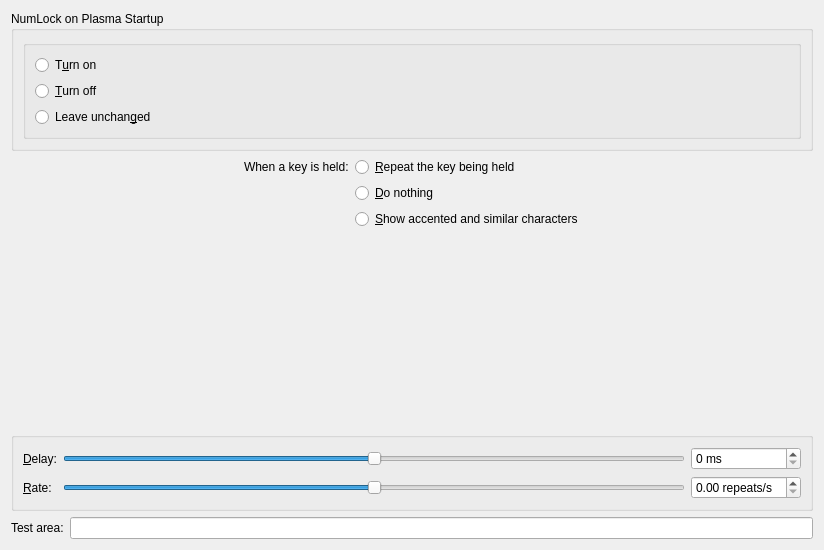
First picture: the form in kcms/keyboard/kcmmiscwidget.ui, repository Sonic-DE/sonic-desktop-interface, before the edit.
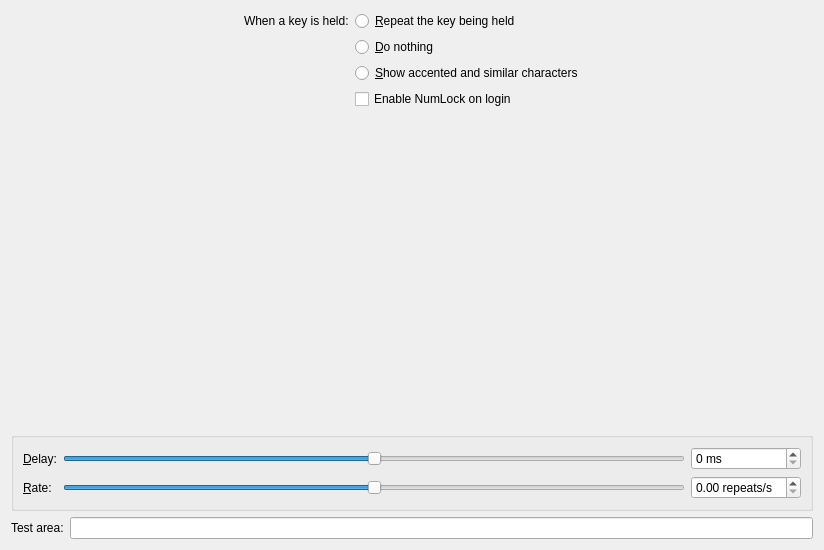
Second picture: the form after the edit.

Commit message:
[kcms/keyboard]: Modernise numlock settings
Since the key-held behaviour ported the group box to a formlayout, the numlock settings looked out of place. This modernises them as well so that they use a modern form layout-based design.

Patch:
```diff
--- a/kcms/keyboard/kcmmiscwidget.ui
+++ b/kcms/keyboard/kcmmiscwidget.ui
@@ -11,114 +11,7 @@
    </rect>
   </property>
   <layout class="QGridLayout" name="gridLayout">
-   <item row="1" column="0">
-    <layout class="QFormLayout" name="repeatFormLayout">
-     <property name="sizeConstraint">
-      <enum>QLayout::SetMinimumSize</enum>
-     </property>
-     <property name="fieldGrowthPolicy">
-      <enum>QFormLayout::ExpandingFieldsGrow</enum>
-     </property>
-     <property name="labelAlignment">
-      <set>Qt::AlignRight|Qt::AlignTop|Qt::AlignTrailing</set>
-     </property>
-     <property name="formAlignment">
-      <set>Qt::AlignHCenter|Qt::AlignTop</set>
-     </property>
-     <item row="0" column="0">
-      <widget class="QLabel" name="label_2">
-       <property name="text">
-        <string>When a key is held:</string>
-       </property>
-      </widget>
-     </item>
-     <item row="2" column="1">
-      <widget class="QRadioButton" name="accentMenuRadioButton">
-       <property name="text">
-        <string>&amp;Show accented and similar characters </string>
-       </property>
-      </widget>
-     </item>
-     <item row="0" column="1">
-      <widget class="QRadioButton" name="repeatRadioButton">
-       <property name="text">
-        <string>&amp;Repeat the key being held</string>
-       </property>
-      </widget>
-     </item>
-     <item row="1" column="1">
-      <widget class="QRadioButton" name="nothingRadioButton">
-       <property name="text">
-        <string>&amp;Do nothing</string>
-       </property>
-      </widget>
-     </item>
-    </layout>
-   </item>
-   <item row="8" column="0">
-    <layout class="QHBoxLayout" name="horizontalLayout_2">
-     <item>
-      <widget class="QLabel" name="label">
-       <property name="toolTip">
-        <string/>
-       </property>
-       <property name="text">
-        <string>Test area:</string>
-       </property>
-      </widget>
-     </item>
-     <item>
-      <widget class="QLineEdit" name="lineEdit">
-       <property name="toolTip">
-        <string>Allows to test keyboard repeat and click volume (just don't forget to apply the changes).</string>
-       </property>
-      </widget>
-     </item>
-    </layout>
-   </item>
-   <item row="0" column="0">
-    <widget class="QGroupBox" name="numlockGroupBox">
-     <property name="whatsThis">
-      <string>If supported, this option allows you to setup the state of NumLock after Plasma startup.&lt;p&gt;You can configure NumLock to be turned on or off, or configure Plasma not to set NumLock state.</string>
-     </property>
-     <property name="title">
-      <string>NumLock on Plasma Startup</string>
-     </property>
-     <layout class="QGridLayout" name="gridLayout_7">
-      <item row="0" column="0">
-       <widget class="QGroupBox" name="numlockButtonGroup">
-        <property name="flat">
-         <bool>true</bool>
-        </property>
-        <layout class="QGridLayout" name="gridLayout_6">
-         <item row="0" column="0">
-          <widget class="QRadioButton" name="radioButton1">
-           <property name="text">
-            <string>T&amp;urn on</string>
-           </property>
-          </widget>
-         </item>
-         <item row="1" column="0">
-          <widget class="QRadioButton" name="radioButton2">
-           <property name="text">
-            <string>&amp;Turn off</string>
-           </property>
-          </widget>
-         </item>
-         <item row="2" column="0">
-          <widget class="QRadioButton" name="radioButton3">
-           <property name="text">
-            <string>Leave unchan&amp;ged</string>
-           </property>
-          </widget>
-         </item>
-        </layout>
-       </widget>
-      </item>
-     </layout>
-    </widget>
-   </item>
-   <item row="3" column="0">
+   <item row="2" column="0">
     <widget class="QGroupBox" name="keyboardRepeatParamsGroupBox">
      <property name="sizePolicy">
       <sizepolicy hsizetype="Minimum" vsizetype="Minimum">
@@ -253,7 +146,7 @@
      </layout>
     </widget>
    </item>
-   <item row="2" column="0">
+   <item row="1" column="0">
     <spacer name="verticalSpacer">
      <property name="orientation">
       <enum>Qt::Vertical</enum>
@@ -266,6 +159,84 @@
      </property>
     </spacer>
    </item>
+   <item row="0" column="0">
+    <layout class="QFormLayout" name="repeatFormLayout">
+     <property name="sizeConstraint">
+      <enum>QLayout::SetMinimumSize</enum>
+     </property>
+     <property name="fieldGrowthPolicy">
+      <enum>QFormLayout::ExpandingFieldsGrow</enum>
+     </property>
+     <property name="labelAlignment">
+      <set>Qt::AlignRight|Qt::AlignTop|Qt::AlignTrailing</set>
+     </property>
+     <property name="formAlignment">
+      <set>Qt::AlignHCenter|Qt::AlignTop</set>
+     </property>
+     <item row="0" column="0">
+      <widget class="QLabel" name="label_2">
+       <property name="text">
+        <string>When a key is held:</string>
+       </property>
+      </widget>
+     </item>
+     <item row="0" column="1">
+      <widget class="QRadioButton" name="repeatRadioButton">
+       <property name="text">
+        <string>&amp;Repeat the key being held</string>
+       </property>
+      </widget>
+     </item>
+     <item row="1" column="1">
+      <widget class="QRadioButton" name="nothingRadioButton">
+       <property name="text">
+        <string>&amp;Do nothing</string>
+       </property>
+      </widget>
+     </item>
+     <item row="2" column="1">
+      <widget class="QRadioButton" name="accentMenuRadioButton">
+       <property name="text">
+        <string>&amp;Show accented and similar characters </string>
+       </property>
+      </widget>
+     </item>
+     <item row="3" column="1">
+      <widget class="QCheckBox" name="numlockCheckbox">
+       <property name="cursor">
+        <cursorShape>ArrowCursor</cursorShape>
+       </property>
+       <property name="text">
+        <string>Enable NumLock on login</string>
+       </property>
+       <property name="tristate">
+        <bool>false</bool>
+       </property>
+      </widget>
+     </item>
+    </layout>
+   </item>
+   <item row="7" column="0">
+    <layout class="QHBoxLayout" name="horizontalLayout_2">
+     <item>
+      <widget class="QLabel" name="label">
+       <property name="toolTip">
+        <string/>
+       </property>
+       <property name="text">
+        <string>Test area:</string>
+       </property>
+      </widget>
+     </item>
+     <item>
+      <widget class="QLineEdit" name="lineEdit">
+       <property name="toolTip">
+        <string>Allows to test keyboard repeat and click volume (just don't forget to apply the changes).</string>
+       </property>
+      </widget>
+     </item>
+    </layout>
+   </item>
   </layout>
  </widget>
  <resources/>
```
The commit also changes 2 other files.
